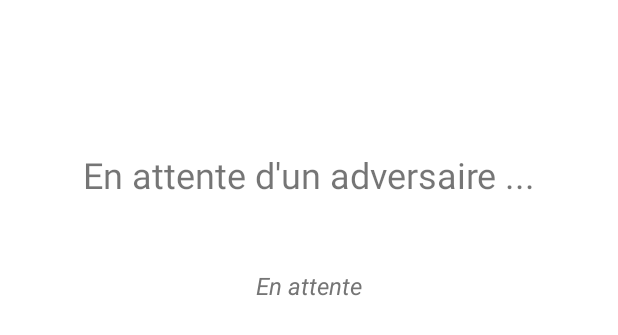
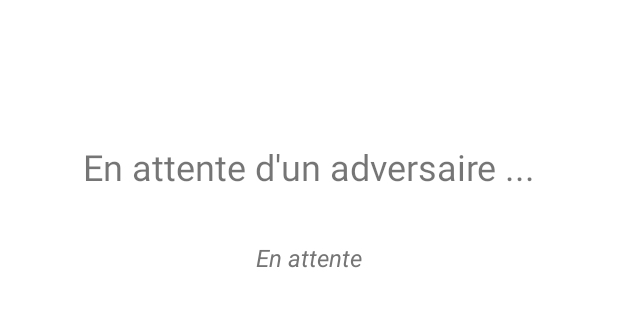
Before and after one commit to faniryxx/morisen, an Android app: the layout activity_game.xml on its own in the app's theme, with its tools: preview values and no code run, on a phone screen of 412 x 824 dp. Shown: the top 335 px of the screen. Run offline under Robolectric (Android 15) with nearby library versions, the phone set to English and light mode, and no system bars.

Commit message:
Working codebase

```diff
--- a/app/src/main/res/layout/activity_game.xml
+++ b/app/src/main/res/layout/activity_game.xml
@@ -8,12 +8,12 @@
 
     <TextView
         android:id="@+id/statusTextView"
-        android:layout_width="336dp"
-        android:layout_height="53dp"
+        android:layout_width="342dp"
+        android:layout_height="48dp"
         android:layout_marginStart="26dp"
-        android:layout_marginTop="86dp"
+        android:layout_marginTop="84dp"
         android:layout_marginEnd="26dp"
-        android:layout_marginBottom="12dp"
+        android:layout_marginBottom="8dp"
         android:text="En attente d'un adversaire ..."
         android:textAlignment="center"
         android:textSize="24sp"
@@ -24,9 +24,9 @@
 
     <TextView
         android:id="@+id/opponentTextView"
-        android:layout_width="113dp"
-        android:layout_height="33dp"
-        android:layout_marginBottom="597dp"
+        android:layout_width="116dp"
+        android:layout_height="43dp"
+        android:layout_marginBottom="609dp"
         android:text="En attente"
         android:textAlignment="center"
         android:textColor="#757575"
@@ -36,4 +36,5 @@
         app:layout_constraintEnd_toEndOf="parent"
         app:layout_constraintStart_toStartOf="parent"
         app:layout_constraintTop_toBottomOf="@+id/statusTextView" />
+
 </androidx.constraintlayout.widget.ConstraintLayout>
```
